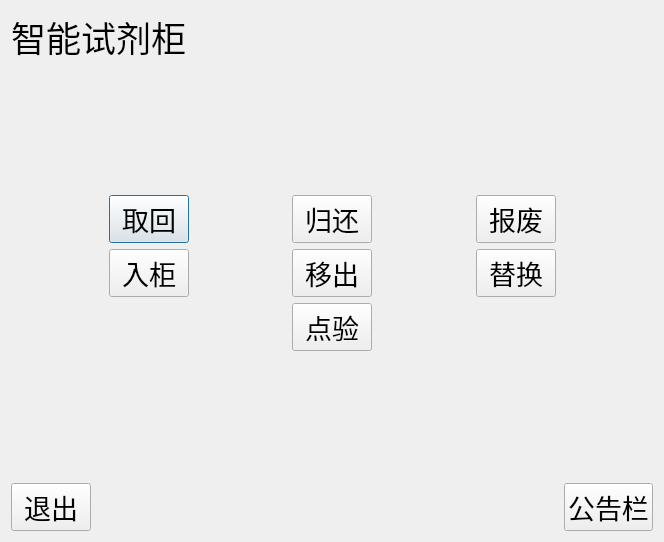
First picture: the form in qt/SmartCabinet/ui/common/dg_functionoptpage.ui, repository huanghl365/web, before the edit.
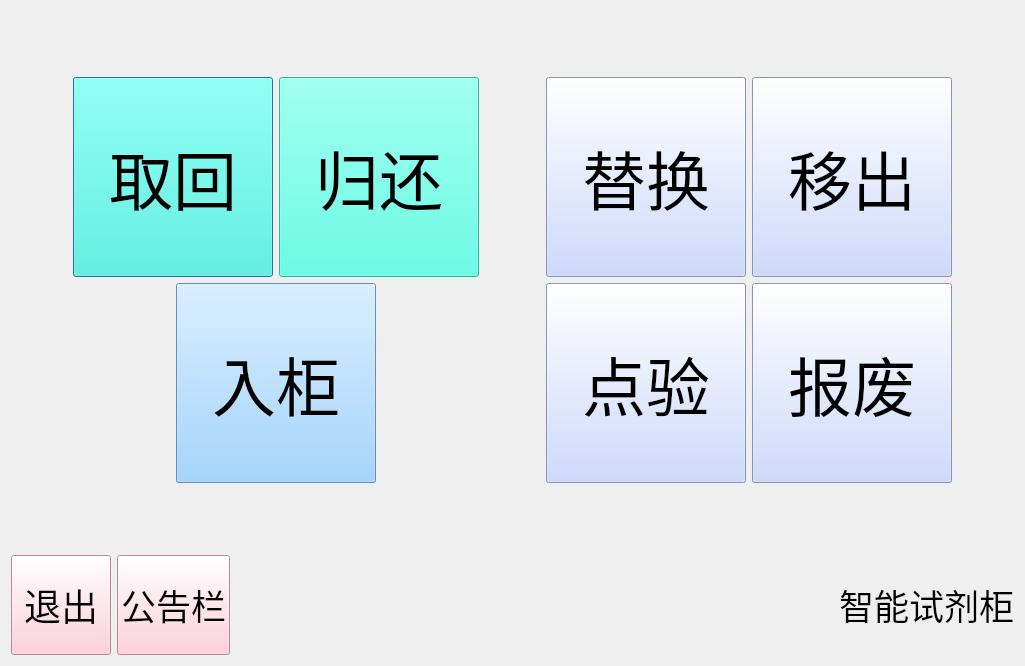
Second picture: the form after the edit.

Diff of the .ui file:
```diff
--- a/qt/SmartCabinet/ui/common/dg_functionoptpage.ui
+++ b/qt/SmartCabinet/ui/common/dg_functionoptpage.ui
@@ -6,8 +6,8 @@
    <rect>
     <x>0</x>
     <y>0</y>
-    <width>664</width>
-    <height>542</height>
+    <width>1025</width>
+    <height>666</height>
    </rect>
   </property>
   <property name="windowTitle">
@@ -15,44 +15,7 @@
   </property>
   <layout class="QGridLayout" name="gridLayout">
    <item row="0" column="0">
-    <layout class="QVBoxLayout" name="verticalLayout">
-     <item>
-      <layout class="QHBoxLayout" name="horizontalLayout_5">
-       <item>
-        <widget class="QLabel" name="label">
-         <property name="font">
-          <font>
-           <family>Sans Serif</family>
-           <pointsize>26</pointsize>
-          </font>
-         </property>
-         <property name="text">
-          <string>智能试剂柜</string>
-         </property>
-        </widget>
-       </item>
-       <item>
-        <spacer name="horizontalSpacer">
-         <property name="orientation">
-          <enum>Qt::Horizontal</enum>
-         </property>
-         <property name="sizeHint" stdset="0">
-          <size>
-           <width>40</width>
-           <height>20</height>
-          </size>
-         </property>
-        </spacer>
-       </item>
-       <item>
-        <widget class="QLabel" name="label_userName">
-         <property name="text">
-          <string/>
-         </property>
-        </widget>
-       </item>
-      </layout>
-     </item>
+    <layout class="QVBoxLayout" name="verticalLayout_3">
      <item>
       <spacer name="verticalSpacer_2">
        <property name="orientation">
@@ -67,9 +30,9 @@
       </spacer>
      </item>
      <item>
-      <layout class="QHBoxLayout" name="horizontalLayout">
+      <layout class="QHBoxLayout" name="horizontalLayout_6">
        <item>
-        <spacer name="horizontalSpacer_3">
+        <spacer name="horizontalSpacer_5">
          <property name="orientation">
           <enum>Qt::Horizontal</enum>
          </property>
@@ -81,87 +44,58 @@
          </property>
         </spacer>
        </item>
+       <item>
+        <layout class="QVBoxLayout" name="verticalLayout">
+         <item>
+          <layout class="QHBoxLayout" name="horizontalLayout_2">
        <item>
         <widget class="QPushButton" name="pB_takeOut">
+             <property name="minimumSize">
+              <size>
+               <width>200</width>
+               <height>200</height>
+              </size>
+             </property>
          <property name="font">
           <font>
-           <pointsize>20</pointsize>
-          </font>
-         </property>
+               <pointsize>48</pointsize>
+              </font>
+             </property>
+             <property name="styleSheet">
+              <string notr="true">background-color: rgb(61, 255, 226);</string>
+             </property>
          <property name="text">
           <string>取回</string>
          </property>
         </widget>
        </item>
-       <item>
-        <spacer name="horizontalSpacer_9">
-         <property name="orientation">
-          <enum>Qt::Horizontal</enum>
-         </property>
-         <property name="sizeHint" stdset="0">
-          <size>
-           <width>40</width>
-           <height>20</height>
-          </size>
-         </property>
-        </spacer>
-       </item>
        <item>
         <widget class="QPushButton" name="pB_return">
+             <property name="minimumSize">
+              <size>
+               <width>200</width>
+               <height>200</height>
+              </size>
+             </property>
          <property name="font">
           <font>
-           <pointsize>20</pointsize>
-          </font>
-         </property>
+               <pointsize>48</pointsize>
+              </font>
+             </property>
+             <property name="styleSheet">
+              <string notr="true">background-color: rgb(61, 255, 226);</string>
+             </property>
          <property name="text">
           <string>归还</string>
          </property>
         </widget>
        </item>
-       <item>
-        <spacer name="horizontalSpacer_10">
-         <property name="orientation">
-          <enum>Qt::Horizontal</enum>
-         </property>
-         <property name="sizeHint" stdset="0">
-          <size>
-           <width>40</width>
-           <height>20</height>
-          </size>
-         </property>
-        </spacer>
-       </item>
-       <item>
-        <widget class="QPushButton" name="pB_scrap">
-         <property name="font">
-          <font>
-           <pointsize>20</pointsize>
-          </font>
-         </property>
-         <property name="text">
-          <string>报废</string>
-         </property>
-        </widget>
-       </item>
-       <item>
-        <spacer name="horizontalSpacer_6">
-         <property name="orientation">
-          <enum>Qt::Horizontal</enum>
-         </property>
-         <property name="sizeHint" stdset="0">
-          <size>
-           <width>40</width>
-           <height>20</height>
-          </size>
-         </property>
-        </spacer>
-       </item>
       </layout>
      </item>
      <item>
-      <layout class="QHBoxLayout" name="horizontalLayout_2">
+          <layout class="QHBoxLayout" name="horizontalLayout">
        <item>
-        <spacer name="horizontalSpacer_11">
+            <spacer name="horizontalSpacer_2">
          <property name="orientation">
           <enum>Qt::Horizontal</enum>
          </property>
@@ -175,18 +109,27 @@
        </item>
        <item>
         <widget class="QPushButton" name="pB_takeIn">
+             <property name="minimumSize">
+              <size>
+               <width>200</width>
+               <height>200</height>
+              </size>
+             </property>
          <property name="font">
           <font>
-           <pointsize>20</pointsize>
-          </font>
-         </property>
+               <pointsize>48</pointsize>
+              </font>
+             </property>
+             <property name="styleSheet">
+              <string notr="true">background-color: rgb(137, 200, 255);</string>
+             </property>
          <property name="text">
           <string>入柜</string>
          </property>
         </widget>
        </item>
        <item>
-        <spacer name="horizontalSpacer_12">
+            <spacer name="horizontalSpacer_3">
          <property name="orientation">
           <enum>Qt::Horizontal</enum>
          </property>
@@ -198,20 +141,12 @@
          </property>
         </spacer>
        </item>
-       <item>
-        <widget class="QPushButton" name="pB_remove">
-         <property name="font">
-          <font>
-           <pointsize>20</pointsize>
-          </font>
-         </property>
-         <property name="text">
-          <string>移出</string>
-         </property>
-        </widget>
-       </item>
+          </layout>
+         </item>
+        </layout>
+       </item>
        <item>
-        <spacer name="horizontalSpacer_13">
+        <spacer name="horizontalSpacer_4">
          <property name="orientation">
           <enum>Qt::Horizontal</enum>
          </property>
@@ -223,62 +158,104 @@
          </property>
         </spacer>
        </item>
+       <item>
+        <layout class="QVBoxLayout" name="verticalLayout_2">
+         <item>
+          <layout class="QHBoxLayout" name="horizontalLayout_3">
        <item>
         <widget class="QPushButton" name="pB_replace">
+             <property name="minimumSize">
+              <size>
+               <width>200</width>
+               <height>200</height>
+              </size>
+             </property>
          <property name="font">
           <font>
-           <pointsize>20</pointsize>
-          </font>
-         </property>
+               <pointsize>48</pointsize>
+              </font>
+             </property>
+             <property name="styleSheet">
+              <string notr="true">background-color: rgb(192, 207, 255);</string>
+             </property>
          <property name="text">
           <string>替换</string>
          </property>
         </widget>
        </item>
        <item>
-        <spacer name="horizontalSpacer_7">
-         <property name="orientation">
-          <enum>Qt::Horizontal</enum>
-         </property>
-         <property name="sizeHint" stdset="0">
+            <widget class="QPushButton" name="pB_remove">
+             <property name="minimumSize">
           <size>
-           <width>40</width>
-           <height>20</height>
-          </size>
-         </property>
-        </spacer>
+               <width>200</width>
+               <height>200</height>
+              </size>
+             </property>
+             <property name="font">
+              <font>
+               <pointsize>48</pointsize>
+              </font>
+             </property>
+             <property name="styleSheet">
+              <string notr="true">background-color: rgb(192, 207, 255);</string>
+             </property>
+             <property name="text">
+              <string>移出</string>
+             </property>
+            </widget>
        </item>
       </layout>
      </item>
      <item>
-      <layout class="QHBoxLayout" name="horizontalLayout_3">
-       <item>
-        <spacer name="horizontalSpacer_4">
-         <property name="orientation">
-          <enum>Qt::Horizontal</enum>
-         </property>
-         <property name="sizeHint" stdset="0">
-          <size>
-           <width>40</width>
-           <height>20</height>
-          </size>
-         </property>
-        </spacer>
-       </item>
+          <layout class="QHBoxLayout" name="horizontalLayout_4">
        <item>
         <widget class="QPushButton" name="pB_check">
+             <property name="minimumSize">
+              <size>
+               <width>200</width>
+               <height>200</height>
+              </size>
+             </property>
          <property name="font">
           <font>
-           <pointsize>20</pointsize>
-          </font>
-         </property>
+               <pointsize>48</pointsize>
+              </font>
+             </property>
+             <property name="styleSheet">
+              <string notr="true">background-color: rgb(192, 207, 255);</string>
+             </property>
          <property name="text">
           <string>点验</string>
          </property>
         </widget>
        </item>
        <item>
-        <spacer name="horizontalSpacer_5">
+            <widget class="QPushButton" name="pB_scrap">
+             <property name="minimumSize">
+              <size>
+               <width>200</width>
+               <height>200</height>
+              </size>
+             </property>
+             <property name="font">
+              <font>
+               <pointsize>48</pointsize>
+              </font>
+             </property>
+             <property name="styleSheet">
+              <string notr="true">background-color: rgb(192, 207, 255);</string>
+             </property>
+             <property name="text">
+              <string>报废</string>
+             </property>
+            </widget>
+           </item>
+          </layout>
+         </item>
+        </layout>
+       </item>
+       <item>
+        <spacer name="horizontalSpacer_6">
          <property name="orientation">
           <enum>Qt::Horizontal</enum>
          </property>
@@ -306,43 +283,89 @@
       </spacer>
      </item>
      <item>
-      <layout class="QHBoxLayout" name="horizontalLayout_4">
+      <layout class="QHBoxLayout" name="horizontalLayout_8">
+       <item>
+        <layout class="QHBoxLayout" name="horizontalLayout_7">
        <item>
         <widget class="QPushButton" name="pB_quit">
+           <property name="minimumSize">
+            <size>
+             <width>100</width>
+             <height>100</height>
+            </size>
+           </property>
          <property name="font">
           <font>
-           <pointsize>20</pointsize>
-          </font>
-         </property>
+             <pointsize>28</pointsize>
+            </font>
+           </property>
+           <property name="styleSheet">
+            <string notr="true">background-color: rgb(255, 194, 211);</string>
+           </property>
          <property name="text">
           <string>退出</string>
          </property>
         </widget>
        </item>
-       <item>
-        <spacer name="horizontalSpacer_8">
-         <property name="orientation">
-          <enum>Qt::Horizontal</enum>
-         </property>
-         <property name="sizeHint" stdset="0">
-          <size>
-           <width>40</width>
-           <height>20</height>
-          </size>
-         </property>
-        </spacer>
-       </item>
        <item>
         <widget class="QPushButton" name="pushButton_8">
+           <property name="minimumSize">
+            <size>
+             <width>100</width>
+             <height>100</height>
+            </size>
+           </property>
          <property name="font">
           <font>
-           <pointsize>20</pointsize>
-          </font>
-         </property>
+             <pointsize>26</pointsize>
+            </font>
+           </property>
+           <property name="styleSheet">
+            <string notr="true">background-color: rgb(255, 194, 211);</string>
+           </property>
          <property name="text">
           <string>公告栏</string>
          </property>
         </widget>
+         </item>
+        </layout>
+       </item>
+       <item>
+        <spacer name="horizontalSpacer_7">
+         <property name="orientation">
+          <enum>Qt::Horizontal</enum>
+         </property>
+         <property name="sizeHint" stdset="0">
+          <size>
+           <width>40</width>
+           <height>20</height>
+          </size>
+         </property>
+        </spacer>
+       </item>
+       <item>
+        <layout class="QHBoxLayout" name="horizontalLayout_5">
+         <item>
+          <widget class="QLabel" name="label_userName">
+           <property name="text">
+            <string/>
+           </property>
+          </widget>
+         </item>
+         <item>
+          <widget class="QLabel" name="label">
+           <property name="font">
+            <font>
+             <family>Sans Serif</family>
+             <pointsize>26</pointsize>
+            </font>
+           </property>
+           <property name="text">
+            <string>智能试剂柜</string>
+           </property>
+          </widget>
+         </item>
+        </layout>
        </item>
       </layout>
      </item>
```
Lines whose indentation alone changed are shown as unchanged.
